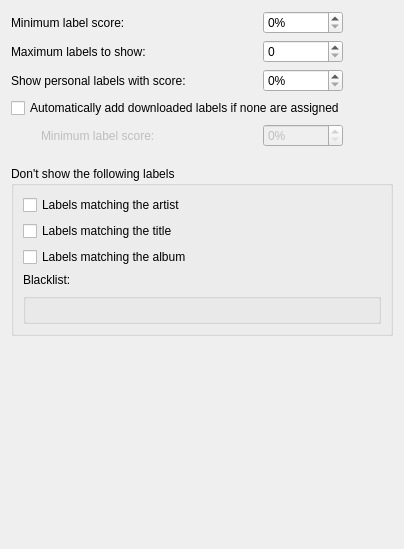
The window that src/context/applets/labels/labelsSettings.ui (KDE/amarok) describes before a commit, drawn with Qt 5.
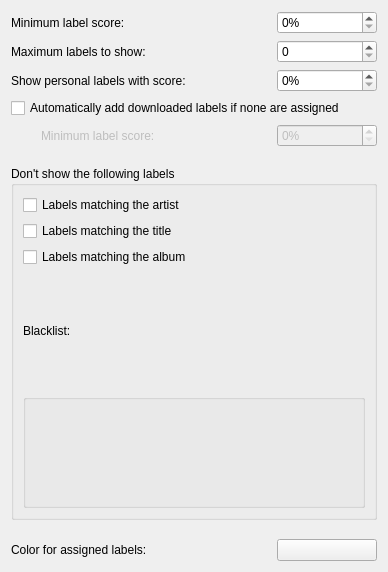
The same window after the commit. Custom widgets are drawn as their Qt base class.

Commit message: Various improvements to the labels applet including a config option to change the color of selected labels, animate appearance and removal of labels, clear downloaded labels cache on track change

```diff
--- a/src/context/applets/labels/labelsSettings.ui
+++ b/src/context/applets/labels/labelsSettings.ui
@@ -6,8 +6,8 @@
    <rect>
     <x>0</x>
     <y>0</y>
-    <width>404</width>
-    <height>549</height>
+    <width>388</width>
+    <height>572</height>
    </rect>
   </property>
   <property name="sizePolicy">
@@ -23,7 +23,7 @@
    <item>
     <layout class="QGridLayout" name="gridLayout">
      <property name="rightMargin">
-      <number>50</number>
+      <number>0</number>
      </property>
      <item row="0" column="0">
       <widget class="QLabel" name="label">
@@ -48,7 +48,7 @@
        </property>
        <property name="minimumSize">
         <size>
-         <width>80</width>
+         <width>100</width>
          <height>0</height>
         </size>
        </property>
@@ -86,7 +86,7 @@
        </property>
        <property name="minimumSize">
         <size>
-         <width>80</width>
+         <width>100</width>
          <height>0</height>
         </size>
        </property>
@@ -119,7 +119,7 @@
        </property>
        <property name="minimumSize">
         <size>
-         <width>80</width>
+         <width>100</width>
          <height>0</height>
         </size>
        </property>
@@ -152,7 +152,7 @@
       <number>30</number>
      </property>
      <property name="rightMargin">
-      <number>50</number>
+      <number>0</number>
      </property>
      <item>
       <widget class="QLabel" name="minAutoAddCountLabel">
@@ -177,7 +177,7 @@
        </property>
        <property name="minimumSize">
         <size>
-         <width>80</width>
+         <width>100</width>
          <height>0</height>
         </size>
        </property>
@@ -246,6 +246,12 @@
       </item>
       <item>
        <widget class="KEditListBox" name="blacklistEditListBox">
+        <property name="sizePolicy">
+         <sizepolicy hsizetype="Preferred" vsizetype="Preferred">
+          <horstretch>0</horstretch>
+          <verstretch>0</verstretch>
+         </sizepolicy>
+        </property>
         <property name="buttons">
          <set>KEditListBox::Add|KEditListBox::Remove</set>
         </property>
@@ -259,14 +265,47 @@
      <property name="orientation">
       <enum>Qt::Vertical</enum>
      </property>
+     <property name="sizeType">
+      <enum>QSizePolicy::Fixed</enum>
+     </property>
      <property name="sizeHint" stdset="0">
       <size>
        <width>20</width>
-       <height>48</height>
+       <height>13</height>
       </size>
      </property>
     </spacer>
    </item>
+   <item>
+    <layout class="QHBoxLayout" name="horizontalLayout">
+     <property name="rightMargin">
+      <number>0</number>
+     </property>
+     <item>
+      <widget class="QLabel" name="label_5">
+       <property name="sizePolicy">
+        <sizepolicy hsizetype="MinimumExpanding" vsizetype="Preferred">
+         <horstretch>0</horstretch>
+         <verstretch>0</verstretch>
+        </sizepolicy>
+       </property>
+       <property name="text">
+        <string>Color for assigned labels:</string>
+       </property>
+      </widget>
+     </item>
+     <item>
+      <widget class="KColorButton" name="selectedColorButton">
+       <property name="minimumSize">
+        <size>
+         <width>100</width>
+         <height>0</height>
+        </size>
+       </property>
+      </widget>
+     </item>
+    </layout>
+   </item>
   </layout>
  </widget>
  <customwidgets>
@@ -275,6 +314,11 @@
    <extends>QGroupBox</extends>
    <header>keditlistbox.h</header>
   </customwidget>
+  <customwidget>
+   <class>KColorButton</class>
+   <extends>QPushButton</extends>
+   <header>kcolorbutton.h</header>
+  </customwidget>
  </customwidgets>
  <resources/>
  <connections>
```
Left out of the diff: 2 changed lines with no effect on the pictures. The commit also changes 7 other files.
